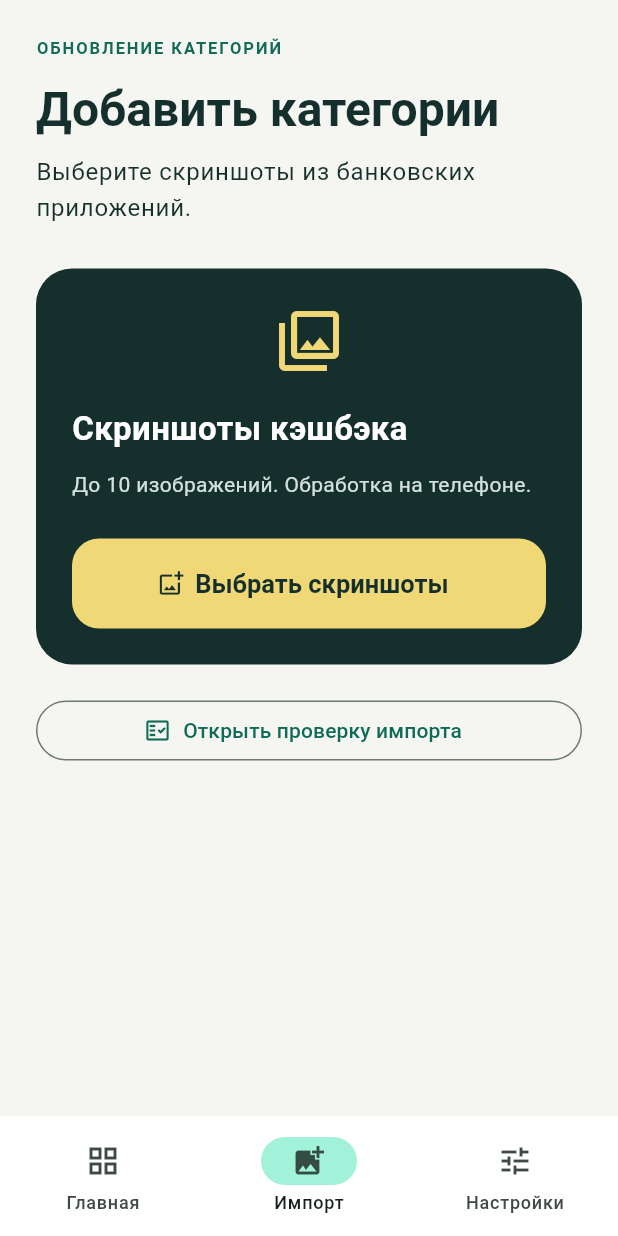
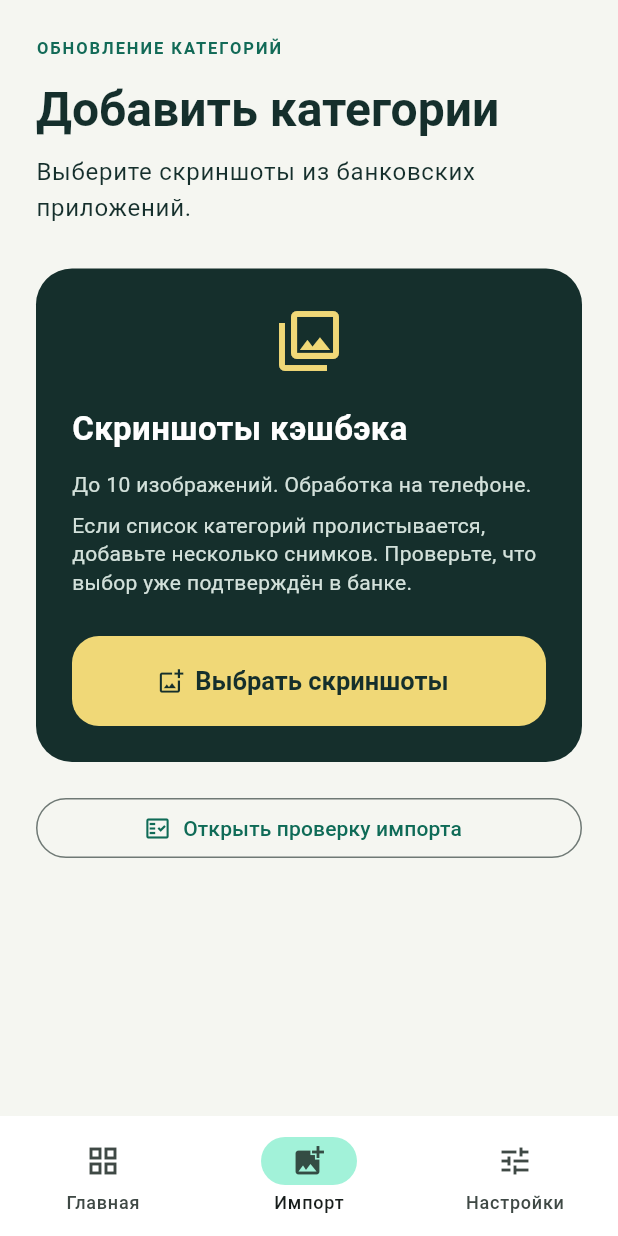
Before and after one commit to SHAIINARK/cashback-upp, a Flutter app: the screen it shows after launch, item 2 of the bottom bar chosen, on a phone screen of 412 x 824 dp. Run offline on Flutter 3.47's test engine with Material 3 defaults, Android fonts, the phone set to English and light mode, and no system bars; our stand-ins replace image_picker.

Commit message:
docs: record Android gallery import check

```diff
--- a/lib/presentation/ocr_import_screen.dart
+++ b/lib/presentation/ocr_import_screen.dart
@@ -174,6 +174,15 @@ class _ImportScreenState extends State<ImportScreen> {
                   fontSize: 14,
                 ),
               ),
+              const SizedBox(height: 8),
+              const Text(
+                'Если список категорий пролистывается, добавьте несколько снимков. Проверьте, что выбор уже подтверждён в банке.',
+                style: TextStyle(
+                  color: Color(0xFFD3E1DB),
+                  height: 1.35,
+                  fontSize: 14,
+                ),
+              ),
               const SizedBox(height: 26),
               if (_controller.busy) ...[
                 LinearProgressIndicator(
```
Also changed, not shown: 1 other file.
